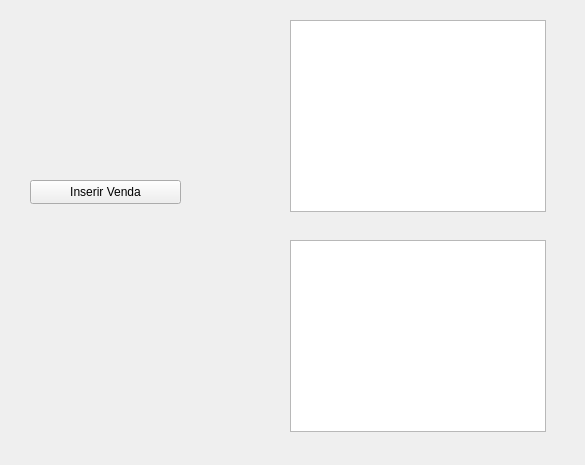
This is vendas.ui in GabR36/QEstoqueLoja as Qt 5 draws it before an edit. The edited form follows.
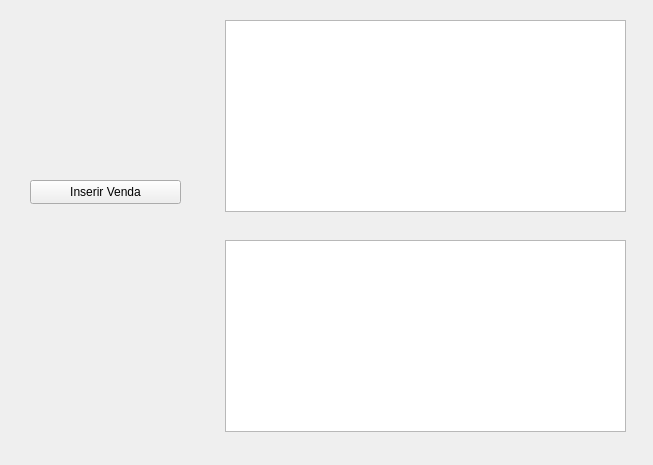
This is the edited form.

Commit message: Ajuste tamanho tabelas, stretch end

The edit to the form file:
```diff
--- a/vendas.ui
+++ b/vendas.ui
@@ -6,7 +6,7 @@
    <rect>
     <x>0</x>
     <y>0</y>
-    <width>585</width>
+    <width>653</width>
     <height>465</height>
    </rect>
   </property>
@@ -16,9 +16,9 @@
   <widget class="QTableView" name="Tview_Vendas2">
    <property name="geometry">
     <rect>
-     <x>290</x>
+     <x>225</x>
      <y>20</y>
-     <width>256</width>
+     <width>401</width>
      <height>192</height>
     </rect>
    </property>
@@ -28,6 +28,9 @@
    <property name="selectionBehavior">
     <enum>QAbstractItemView::SelectRows</enum>
    </property>
+   <attribute name="horizontalHeaderStretchLastSection">
+    <bool>true</bool>
+   </attribute>
    <attribute name="verticalHeaderVisible">
     <bool>false</bool>
    </attribute>
@@ -35,9 +38,9 @@
   <widget class="QTableView" name="Tview_ProdutosVendidos">
    <property name="geometry">
     <rect>
-     <x>290</x>
+     <x>225</x>
      <y>240</y>
-     <width>256</width>
+     <width>401</width>
      <height>192</height>
     </rect>
    </property>
@@ -47,6 +50,15 @@
    <property name="selectionBehavior">
     <enum>QAbstractItemView::SelectRows</enum>
    </property>
+   <attribute name="horizontalHeaderCascadingSectionResizes">
+    <bool>false</bool>
+   </attribute>
+   <attribute name="horizontalHeaderShowSortIndicator" stdset="0">
+    <bool>false</bool>
+   </attribute>
+   <attribute name="horizontalHeaderStretchLastSection">
+    <bool>true</bool>
+   </attribute>
    <attribute name="verticalHeaderVisible">
     <bool>false</bool>
    </attribute>
```
The commit also changes 2 other files.
